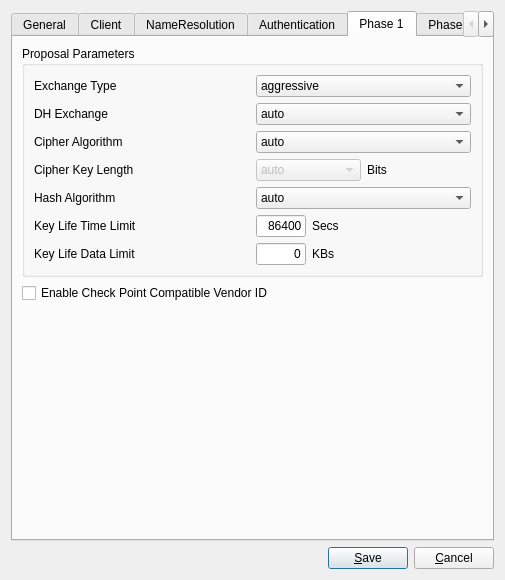
Old version of the form source/qikea/site.ui in the repository dolomighty/shrewsoft-ike.
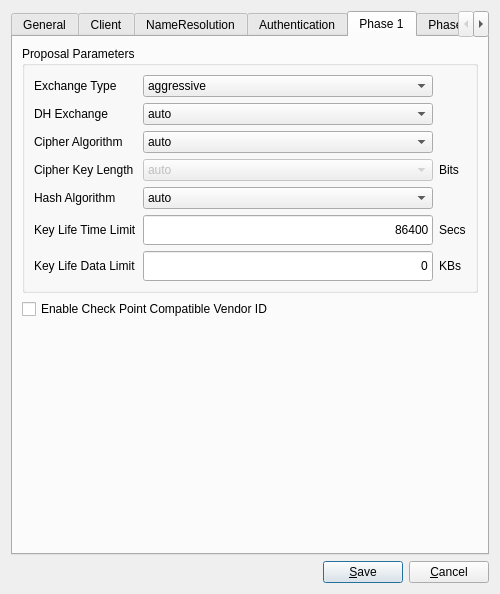
New version of the form. The open tabs and pages were chosen to show the change. Icons and pictures are not drawn.

```diff
--- a/source/qikea/site.ui
+++ b/source/qikea/site.ui
@@ -10,8 +10,8 @@
    <rect>
     <x>0</x>
     <y>0</y>
-    <width>505</width>
-    <height>580</height>
+    <width>500</width>
+    <height>594</height>
    </rect>
   </property>
   <property name="sizePolicy">
@@ -1335,64 +1335,20 @@
       <layout class="QVBoxLayout">
        <item>
         <widget class="QGroupBox" name="groupBoxP1Proposal">
+         <property name="sizePolicy">
+          <sizepolicy hsizetype="Expanding" vsizetype="Fixed">
+           <horstretch>0</horstretch>
+           <verstretch>0</verstretch>
+          </sizepolicy>
+         </property>
          <property name="title">
           <string>Proposal Parameters</string>
          </property>
          <layout class="QVBoxLayout">
           <item>
-           <layout class="QHBoxLayout">
-            <item>
-             <widget class="QLabel" name="textLabelP1Exchange">
-              <property name="sizePolicy">
-               <sizepolicy hsizetype="Preferred" vsizetype="Preferred">
-                <horstretch>0</horstretch>
-                <verstretch>0</verstretch>
-               </sizepolicy>
-              </property>
-              <property name="text">
-               <string>Exchange Type</string>
-              </property>
-              <property name="wordWrap">
-               <bool>false</bool>
-              </property>
-             </widget>
-            </item>
-            <item>
-             <widget class="QComboBox" name="comboBoxP1Exchange">
-              <item>
-               <property name="text">
-                <string>aggressive</string>
-               </property>
-              </item>
-              <item>
-               <property name="text">
-                <string>main</string>
-               </property>
-              </item>
-             </widget>
-            </item>
-           </layout>
-          </item>
-          <item>
-           <layout class="QHBoxLayout">
-            <item>
-             <widget class="QLabel" name="textLabelP1DHGroup">
-              <property name="sizePolicy">
-               <sizepolicy hsizetype="Preferred" vsizetype="Preferred">
-                <horstretch>0</horstretch>
-                <verstretch>0</verstretch>
-               </sizepolicy>
-              </property>
-              <property name="text">
-               <string>DH Exchange</string>
-              </property>
-              <property name="wordWrap">
-               <bool>false</bool>
-              </property>
-             </widget>
-            </item>
-            <item>
-             <widget class="QComboBox" name="comboBoxP1DHGroup">
+           <layout class="QGridLayout" name="gridLayout">
+            <item row="4" column="1">
+             <widget class="QComboBox" name="comboBoxP1Hash">
               <item>
                <property name="text">
                 <string>auto</string>
@@ -1440,12 +1396,8 @@
               </item>
              </widget>
             </item>
-           </layout>
-          </item>
-          <item>
-           <layout class="QHBoxLayout">
-            <item>
-             <widget class="QLabel" name="textLabelP1Cipher">
+            <item row="6" column="0">
+             <widget class="QLabel" name="textLabelLifeData">
               <property name="sizePolicy">
                <sizepolicy hsizetype="Preferred" vsizetype="Preferred">
                 <horstretch>0</horstretch>
@@ -1453,14 +1405,24 @@
                </sizepolicy>
               </property>
               <property name="text">
-               <string>Cipher Algorithm</string>
+               <string>Key Life Data Limit</string>
               </property>
               <property name="wordWrap">
                <bool>false</bool>
               </property>
              </widget>
             </item>
-            <item>
+            <item row="6" column="3">
+             <widget class="QLabel" name="textLabelLifeKBs">
+              <property name="text">
+               <string>KBs</string>
+              </property>
+              <property name="wordWrap">
+               <bool>false</bool>
+              </property>
+             </widget>
+            </item>
+            <item row="2" column="1">
              <widget class="QComboBox" name="comboBoxP1Cipher">
               <item>
                <property name="text">
@@ -1494,11 +1456,67 @@
               </item>
              </widget>
             </item>
-           </layout>
-          </item>
-          <item>
-           <layout class="QHBoxLayout">
-            <item>
+            <item row="5" column="1">
+             <widget class="QLineEdit" name="lineEditP1LifeTime">
+              <property name="sizePolicy">
+               <sizepolicy hsizetype="Expanding" vsizetype="Fixed">
+                <horstretch>0</horstretch>
+                <verstretch>0</verstretch>
+               </sizepolicy>
+              </property>
+              <property name="minimumSize">
+               <size>
+                <width>100</width>
+                <height>30</height>
+               </size>
+              </property>
+              <property name="maximumSize">
+               <size>
+                <width>16777215</width>
+                <height>16777215</height>
+               </size>
+              </property>
+              <property name="text">
+               <string>86400</string>
+              </property>
+              <property name="alignment">
+               <set>Qt::AlignRight</set>
+              </property>
+             </widget>
+            </item>
+            <item row="0" column="0">
+             <widget class="QLabel" name="textLabelP1Exchange">
+              <property name="sizePolicy">
+               <sizepolicy hsizetype="Preferred" vsizetype="Preferred">
+                <horstretch>0</horstretch>
+                <verstretch>0</verstretch>
+               </sizepolicy>
+              </property>
+              <property name="text">
+               <string>Exchange Type</string>
+              </property>
+              <property name="wordWrap">
+               <bool>false</bool>
+              </property>
+             </widget>
+            </item>
+            <item row="1" column="0">
+             <widget class="QLabel" name="textLabelP1DHGroup">
+              <property name="sizePolicy">
+               <sizepolicy hsizetype="Preferred" vsizetype="Preferred">
+                <horstretch>0</horstretch>
+                <verstretch>0</verstretch>
+               </sizepolicy>
+              </property>
+              <property name="text">
+               <string>DH Exchange</string>
+              </property>
+              <property name="wordWrap">
+               <bool>false</bool>
+              </property>
+             </widget>
+            </item>
+            <item row="3" column="0">
              <widget class="QLabel" name="textLabelP1Keylen">
               <property name="sizePolicy">
                <sizepolicy hsizetype="Preferred" vsizetype="Preferred">
@@ -1514,9 +1532,7 @@
               </property>
              </widget>
             </item>
-            <item>
-             <layout class="QHBoxLayout">
-              <item>
+            <item row="3" column="1">
                <widget class="QComboBox" name="comboBoxP1Keylen">
                 <property name="enabled">
                  <bool>false</bool>
@@ -1613,23 +1629,74 @@
                 </item>
                </widget>
               </item>
-              <item>
-               <widget class="QLabel" name="textLabelP1KeyBits">
+            <item row="5" column="0">
+             <widget class="QLabel" name="textLabelP1LifeTime">
+              <property name="sizePolicy">
+               <sizepolicy hsizetype="Preferred" vsizetype="Preferred">
+                <horstretch>0</horstretch>
+                <verstretch>0</verstretch>
+               </sizepolicy>
+              </property>
                 <property name="text">
-                 <string>Bits</string>
+               <string>Key Life Time Limit</string>
                 </property>
                 <property name="wordWrap">
                  <bool>false</bool>
                 </property>
                </widget>
               </item>
-             </layout>
-            </item>
-           </layout>
-          </item>
+            <item row="0" column="1">
+             <widget class="QComboBox" name="comboBoxP1Exchange">
+              <property name="sizePolicy">
+               <sizepolicy hsizetype="Expanding" vsizetype="Fixed">
+                <horstretch>0</horstretch>
+                <verstretch>0</verstretch>
+               </sizepolicy>
+              </property>
+              <item>
+               <property name="text">
+                <string>aggressive</string>
+               </property>
+              </item>
           <item>
-           <layout class="QHBoxLayout">
-            <item>
+               <property name="text">
+                <string>main</string>
+               </property>
+              </item>
+             </widget>
+            </item>
+            <item row="6" column="1">
+             <widget class="QLineEdit" name="lineEditP1LifeData">
+              <property name="sizePolicy">
+               <sizepolicy hsizetype="Expanding" vsizetype="Expanding">
+                <horstretch>0</horstretch>
+                <verstretch>0</verstretch>
+               </sizepolicy>
+              </property>
+              <property name="minimumSize">
+               <size>
+                <width>100</width>
+                <height>30</height>
+               </size>
+              </property>
+              <property name="maximumSize">
+               <size>
+                <width>16777215</width>
+                <height>16777215</height>
+               </size>
+              </property>
+              <property name="text">
+               <string>0</string>
+              </property>
+              <property name="maxLength">
+               <number>32769</number>
+              </property>
+              <property name="alignment">
+               <set>Qt::AlignRight</set>
+              </property>
+             </widget>
+            </item>
+            <item row="4" column="0">
              <widget class="QLabel" name="textLabelP1Hash">
               <property name="sizePolicy">
                <sizepolicy hsizetype="Preferred" vsizetype="Preferred">
@@ -1645,8 +1712,8 @@
               </property>
              </widget>
             </item>
-            <item>
-             <widget class="QComboBox" name="comboBoxP1Hash">
+            <item row="1" column="1">
+             <widget class="QComboBox" name="comboBoxP1DHGroup">
               <item>
                <property name="text">
                 <string>auto</string>
@@ -1677,14 +1744,35 @@
                 <string>sha2-512</string>
                </property>
               </item>
-             </widget>
-            </item>
-           </layout>
+              <item>
+               <property name="text">
+                <string>group 16</string>
+               </property>
+              </item>
+              <item>
+               <property name="text">
+                <string>group 17</string>
+               </property>
           </item>
           <item>
-           <layout class="QHBoxLayout">
-            <item>
-             <widget class="QLabel" name="textLabelP1LifeTime">
+               <property name="text">
+                <string>group 18</string>
+               </property>
+              </item>
+             </widget>
+            </item>
+            <item row="3" column="3">
+             <widget class="QLabel" name="textLabelP1KeyBits">
+              <property name="text">
+               <string>Bits</string>
+              </property>
+              <property name="wordWrap">
+               <bool>false</bool>
+              </property>
+             </widget>
+            </item>
+            <item row="2" column="0">
+             <widget class="QLabel" name="textLabelP1Cipher">
               <property name="sizePolicy">
                <sizepolicy hsizetype="Preferred" vsizetype="Preferred">
                 <horstretch>0</horstretch>
@@ -1692,38 +1780,14 @@
                </sizepolicy>
               </property>
               <property name="text">
-               <string>Key Life Time Limit</string>
+               <string>Cipher Algorithm</string>
               </property>
               <property name="wordWrap">
                <bool>false</bool>
               </property>
              </widget>
             </item>
-            <item>
-             <layout class="QHBoxLayout">
-              <item>
-               <widget class="QLineEdit" name="lineEditP1LifeTime">
-                <property name="sizePolicy">
-                 <sizepolicy hsizetype="Minimum" vsizetype="Fixed">
-                  <horstretch>0</horstretch>
-                  <verstretch>0</verstretch>
-                 </sizepolicy>
-                </property>
-                <property name="maximumSize">
-                 <size>
-                  <width>50</width>
-                  <height>16777215</height>
-                 </size>
-                </property>
-                <property name="text">
-                 <string>86400</string>
-                </property>
-                <property name="alignment">
-                 <set>Qt::AlignRight</set>
-                </property>
-               </widget>
-              </item>
-              <item>
+            <item row="5" column="3">
                <widget class="QLabel" name="textLabelLifeSecs">
                 <property name="sizePolicy">
                  <sizepolicy hsizetype="Preferred" vsizetype="Preferred">
@@ -1742,64 +1806,6 @@
              </layout>
             </item>
            </layout>
-          </item>
-          <item>
-           <layout class="QHBoxLayout">
-            <item>
-             <widget class="QLabel" name="textLabelLifeData">
-              <property name="sizePolicy">
-               <sizepolicy hsizetype="Preferred" vsizetype="Preferred">
-                <horstretch>0</horstretch>
-                <verstretch>0</verstretch>
-               </sizepolicy>
-              </property>
-              <property name="text">
-               <string>Key Life Data Limit</string>
-              </property>
-              <property name="wordWrap">
-               <bool>false</bool>
-              </property>
-             </widget>
-            </item>
-            <item>
-             <layout class="QHBoxLayout">
-              <item>
-               <widget class="QLineEdit" name="lineEditP1LifeData">
-                <property name="sizePolicy">
-                 <sizepolicy hsizetype="Minimum" vsizetype="Fixed">
-                  <horstretch>0</horstretch>
-                  <verstretch>0</verstretch>
-                 </sizepolicy>
-                </property>
-                <property name="maximumSize">
-                 <size>
-                  <width>50</width>
-                  <height>16777215</height>
-                 </size>
-                </property>
-                <property name="text">
-                 <string>0</string>
-                </property>
-                <property name="alignment">
-                 <set>Qt::AlignRight</set>
-                </property>
-               </widget>
-              </item>
-              <item>
-               <widget class="QLabel" name="textLabelLifeKBs">
-                <property name="text">
-                 <string>KBs</string>
-                </property>
-                <property name="wordWrap">
-                 <bool>false</bool>
-                </property>
-               </widget>
-              </item>
-             </layout>
-            </item>
-           </layout>
-          </item>
-         </layout>
         </widget>
        </item>
        <item>
@@ -1813,14 +1819,14 @@
         </widget>
        </item>
        <item>
-        <spacer>
+        <spacer name="verticalSpacer">
          <property name="orientation">
           <enum>Qt::Vertical</enum>
          </property>
          <property name="sizeHint" stdset="0">
           <size>
-           <width>21</width>
-           <height>101</height>
+           <width>20</width>
+           <height>40</height>
           </size>
          </property>
         </spacer>
```
Left out of the diff: 157 changed lines with no effect on the pictures. Lines whose indentation alone changed are shown as unchanged.
